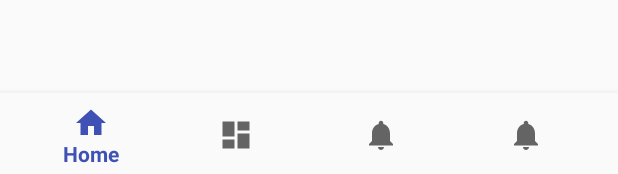
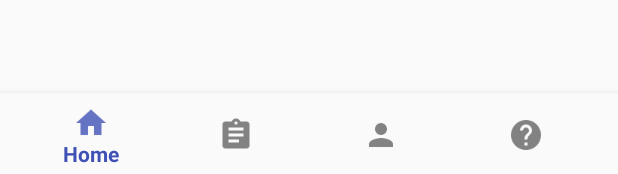
Before and after one commit to ChrisRunyan/AndroidPersonalHealthRecord, an Android app: the layout activity_main.xml on its own in the app's theme, with its tools: preview values and no code run, on a phone screen of 412 x 824 dp. Shown: the part 1059-1233 px from the top of the screen. Run offline under Robolectric (Android 15) with nearby library versions, the phone set to English and light mode, and no system bars.

Commit message:
Added navigation buttons

```diff
--- a/app/src/main/res/menu/navigation.xml
+++ b/app/src/main/res/menu/navigation.xml
@@ -3,22 +3,22 @@
 
     <item
         android:id="@+id/navigation_home"
-        android:icon="@drawable/ic_home_black_24dp"
+        android:icon="@drawable/ic_home"
         android:title="@string/title_home" />
 
     <item
         android:id="@+id/navigation_records"
-        android:icon="@drawable/ic_dashboard_black_24dp"
+        android:icon="@drawable/ic_records"
         android:title="@string/title_records" />
 
     <item
         android:id="@+id/navigation_profile"
-        android:icon="@drawable/ic_notifications_black_24dp"
+        android:icon="@drawable/ic_profile"
         android:title="@string/title_profile" />
 
     <item
         android:id="@+id/navigation_about"
-        android:icon="@drawable/ic_notifications_black_24dp"
+        android:icon="@drawable/ic_about"
         android:title="@string/title_about" />
 
 </menu>
```
Also changed, not shown: app/src/main/res/drawable-hdpi/ic_about.png (added), app/src/main/res/drawable-hdpi/ic_home.png (added), app/src/main/res/drawable-hdpi/ic_profile.png (added), app/src/main/res/drawable-hdpi/ic_records.png (added), app/src/main/res/drawable-mdpi/ic_about.png (added), app/src/main/res/drawable-mdpi/ic_home.png (added), app/src/main/res/drawable-mdpi/ic_profile.png (added), app/src/main/res/drawable-mdpi/ic_records.png (added), app/src/main/res/drawable-xhdpi/ic_about.png (added), app/src/main/res/drawable-xhdpi/ic_home.png (added), app/src/main/res/drawable-xhdpi/ic_profile.png (added), app/src/main/res/drawable-xhdpi/ic_records.png (added), app/src/main/res/drawable-xxhdpi/ic_about.png (added), app/src/main/res/drawable-xxhdpi/ic_home.png (added), 2 more files.
